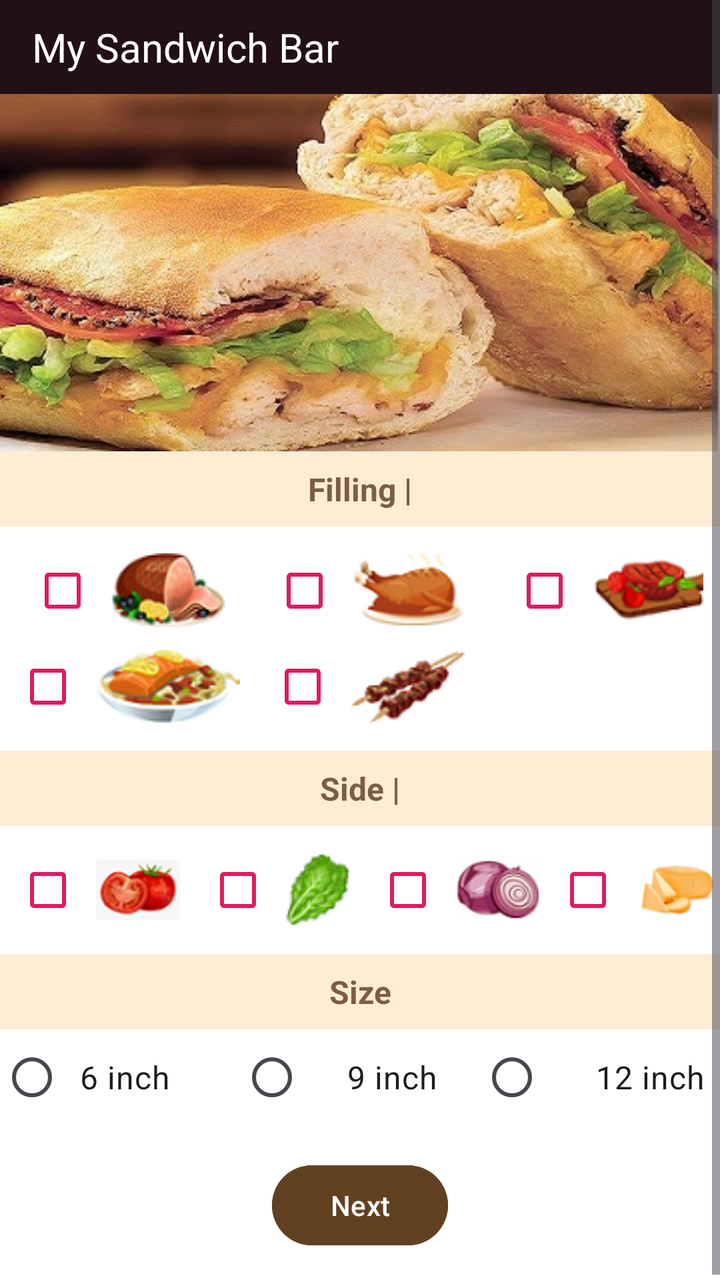
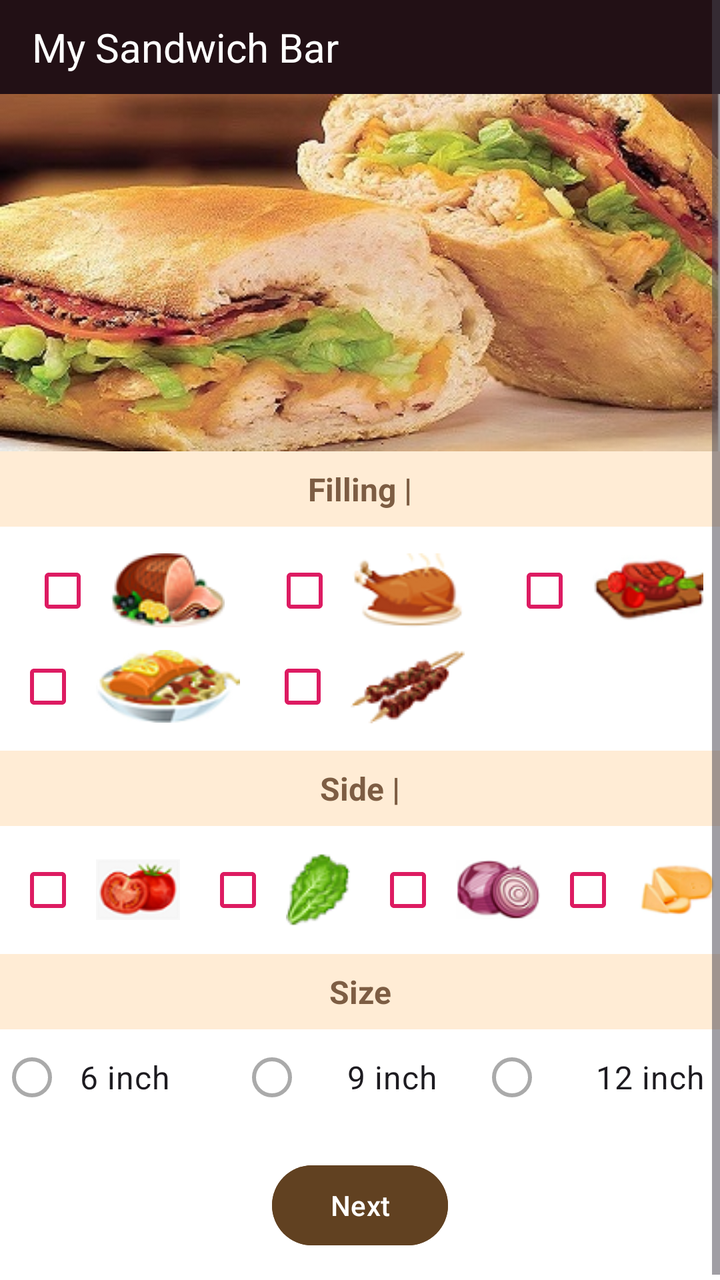

Screens rendered from an Android XML layout before and after an edit, with the pre-edit source and the edit as a unified diff.
<!-- AndroidManifest.xml: application theme Theme.COS30017Assignmemt3Task1 -->
<!-- res/layout/fragment_order_options.xml -->
<?xml version="1.0" encoding="utf-8"?>
<ScrollView xmlns:android="http://schemas.android.com/apk/res/android"
	android:layout_width="match_parent"
	android:layout_height="match_parent"
	android:background="@color/page_background"
	android:fillViewport="true">

	<LinearLayout
		android:layout_width="match_parent"
		android:layout_height="wrap_content"
		android:orientation="vertical">

		
		<TextView
			android:layout_width="match_parent"
			android:layout_height="wrap_content"
			android:background="@color/header_background"
			android:gravity="start|center_vertical"
			android:paddingStart="16dp"
			android:paddingTop="10dp"
			android:paddingBottom="10dp"
			android:text="@string/app_title"
			android:textColor="@color/header_text"
			android:textSize="20sp"
			android:textStyle="normal" />

		
		<ImageView
			android:layout_width="match_parent"
			android:layout_height="wrap_content"
			android:adjustViewBounds="true"
			android:contentDescription="@null"
			android:scaleType="fitCenter"
			android:src="@drawable/sandwiches" />

		

		<LinearLayout
			android:layout_width="match_parent"
			android:layout_height="wrap_content"
			android:orientation="vertical">

			
			<TextView
				android:id="@+id/fillingSelection"
				android:layout_width="match_parent"
				android:layout_height="wrap_content"
				android:background="@color/section_background"
				android:gravity="center"
				android:padding="8dp"
				android:text="@string/filling_selection"
				android:textColor="@color/section_text"
				android:textSize="16sp"
				android:textStyle="bold" />

			
			<LinearLayout
				android:layout_width="match_parent"
				android:layout_height="wrap_content"
				android:background="@color/page_background"
				android:orientation="vertical"
				android:paddingTop="8dp"
				android:paddingBottom="8dp">

				
				<LinearLayout
					android:layout_width="match_parent"
					android:layout_height="wrap_content"
					android:gravity="center"
					android:orientation="horizontal">

					
					<LinearLayout
						android:layout_width="0dp"
						android:layout_height="wrap_content"
						android:layout_weight="1"
						android:gravity="center"
						android:orientation="horizontal">

						<CheckBox
							android:id="@+id/checkHam"
							android:layout_width="wrap_content"
							android:layout_height="wrap_content"
							android:buttonTint="@color/option_color" />

						<ImageView
							android:layout_width="wrap_content"
							android:layout_height="37dp"
							android:adjustViewBounds="true"
							android:contentDescription="@string/content_ham"
							android:scaleType="fitCenter"
							android:src="@drawable/cut_ham_icon" />

					</LinearLayout>

					
					<LinearLayout
						android:layout_width="0dp"
						android:layout_height="wrap_content"
						android:layout_weight="1"
						android:gravity="center"
						android:orientation="horizontal">

						<CheckBox
							android:id="@+id/checkChicken"
							android:layout_width="wrap_content"
							android:layout_height="wrap_content"
							android:buttonTint="@color/option_color" />

						<ImageView
							android:layout_width="wrap_content"
							android:layout_height="37dp"
							android:adjustViewBounds="true"
							android:contentDescription="@string/content_chicken"
							android:scaleType="fitCenter"
							android:src="@drawable/chicken_icon" />

					</LinearLayout>

					
					<LinearLayout
						android:layout_width="0dp"
						android:layout_height="wrap_content"
						android:layout_weight="1"
						android:gravity="center"
						android:orientation="horizontal">

						<CheckBox
							android:id="@+id/checkBeef"
							android:layout_width="wrap_content"
							android:layout_height="wrap_content"
							android:buttonTint="@color/option_color" />

						<ImageView
							android:layout_width="wrap_content"
							android:layout_height="37dp"
							android:adjustViewBounds="true"
							android:contentDescription="@string/content_beef"
							android:scaleType="fitCenter"
							android:src="@drawable/beef_icon" />

					</LinearLayout>

				</LinearLayout>

				
				<LinearLayout
					android:layout_width="match_parent"
					android:layout_height="wrap_content"
					android:gravity="center"
					android:orientation="horizontal">

					
					<LinearLayout
						android:layout_width="0dp"
						android:layout_height="wrap_content"
						android:layout_weight="1"
						android:gravity="center"
						android:orientation="horizontal">

						<CheckBox
							android:id="@+id/checkSalmon"
							android:layout_width="wrap_content"
							android:layout_height="wrap_content"
							android:buttonTint="@color/option_color" />

						<ImageView
							android:layout_width="wrap_content"
							android:layout_height="37dp"
							android:adjustViewBounds="true"
							android:contentDescription="@string/content_salmon"
							android:scaleType="fitCenter"
							android:src="@drawable/salmon_icon" />

					</LinearLayout>

					
					<LinearLayout
						android:layout_width="0dp"
						android:layout_height="wrap_content"
						android:layout_weight="1"
						android:gravity="center"
						android:orientation="horizontal">

						<CheckBox
							android:id="@+id/checkKebab"
							android:layout_width="wrap_content"
							android:layout_height="wrap_content"
							android:buttonTint="@color/option_color" />

						<ImageView
							android:layout_width="wrap_content"
							android:layout_height="37dp"
							android:adjustViewBounds="true"
							android:contentDescription="@string/content_kebab"
							android:scaleType="fitCenter"
							android:src="@drawable/kebab_icon2" />

					</LinearLayout>

					
					<Space
						android:layout_width="0dp"
						android:layout_height="1dp"
						android:layout_weight="1" />

				</LinearLayout>

			</LinearLayout>

		</LinearLayout>

		

		<LinearLayout
			android:layout_width="match_parent"
			android:layout_height="wrap_content"
			android:orientation="vertical">

			
			<TextView
				android:id="@+id/sideSelection"
				android:layout_width="match_parent"
				android:layout_height="wrap_content"
				android:background="@color/section_background"
				android:gravity="center"
				android:padding="8dp"
				android:text="@string/side_selection"
				android:textColor="@color/section_text"
				android:textSize="16sp"
				android:textStyle="bold" />

			
			<LinearLayout
				android:layout_width="match_parent"
				android:layout_height="wrap_content"
				android:background="@color/page_background"
				android:gravity="center"
				android:orientation="horizontal"
				android:paddingTop="8dp"
				android:paddingBottom="8dp">

				
				<LinearLayout
					android:layout_width="0dp"
					android:layout_height="wrap_content"
					android:layout_weight="1"
					android:gravity="center"
					android:orientation="horizontal">

					<CheckBox
						android:id="@+id/checkTomato"
						android:layout_width="wrap_content"
						android:layout_height="wrap_content"
						android:buttonTint="@color/option_color" />

					<ImageView
						android:layout_width="wrap_content"
						android:layout_height="37dp"
						android:adjustViewBounds="true"
						android:contentDescription="@string/content_tomato"
						android:scaleType="fitCenter"
						android:src="@drawable/tomato_icon" />

				</LinearLayout>

				
				<LinearLayout
					android:layout_width="0dp"
					android:layout_height="wrap_content"
					android:layout_weight="1"
					android:gravity="center"
					android:orientation="horizontal">

					<CheckBox
						android:id="@+id/checkLettuce"
						android:layout_width="wrap_content"
						android:layout_height="wrap_content"
						android:buttonTint="@color/option_color" />

					<ImageView
						android:layout_width="wrap_content"
						android:layout_height="37dp"
						android:adjustViewBounds="true"
						android:contentDescription="@string/content_lettuce"
						android:scaleType="fitCenter"
						android:src="@drawable/lettuce_icon" />

				</LinearLayout>

				
				<LinearLayout
					android:layout_width="0dp"
					android:layout_height="wrap_content"
					android:layout_weight="1"
					android:gravity="center"
					android:orientation="horizontal">

					<CheckBox
						android:id="@+id/checkOnion"
						android:layout_width="wrap_content"
						android:layout_height="wrap_content"
						android:buttonTint="@color/option_color" />

					<ImageView
						android:layout_width="wrap_content"
						android:layout_height="37dp"
						android:adjustViewBounds="true"
						android:contentDescription="@string/content_onion"
						android:scaleType="fitCenter"
						android:src="@drawable/onion_icon" />

				</LinearLayout>

				
				<LinearLayout
					android:layout_width="0dp"
					android:layout_height="wrap_content"
					android:layout_weight="1"
					android:gravity="center"
					android:orientation="horizontal">

					<CheckBox
						android:id="@+id/checkCheese"
						android:layout_width="wrap_content"
						android:layout_height="wrap_content"
						android:buttonTint="@color/option_color" />

					<ImageView
						android:layout_width="wrap_content"
						android:layout_height="37dp"
						android:adjustViewBounds="true"
						android:contentDescription="@string/content_cheese"
						android:scaleType="fitCenter"
						android:src="@drawable/cheese_icon" />

				</LinearLayout>

			</LinearLayout>

		</LinearLayout>

		

		<LinearLayout
			android:layout_width="match_parent"
			android:layout_height="wrap_content"
			android:orientation="vertical">

			
			<TextView
				android:id="@+id/sizeSelection"
				android:layout_width="match_parent"
				android:layout_height="wrap_content"
				android:background="@color/section_background"
				android:gravity="center"
				android:padding="8dp"
				android:text="@string/size_selection"
				android:textColor="@color/section_text"
				android:textSize="16sp"
				android:textStyle="bold" />

			
			<RadioGroup
				android:id="@+id/radioSize"
				android:layout_width="match_parent"
				android:layout_height="wrap_content"
				android:background="@color/page_background"
				android:gravity="center_vertical"
				android:orientation="horizontal">

				
				<RadioButton
					android:id="@+id/radio6Inch"
					android:layout_width="0dp"
					android:layout_height="wrap_content"
					android:layout_weight="1"
					android:buttonTint="@color/total_text"
					android:gravity="start|center_vertical"
					android:paddingStart="8dp"
					android:text="@string/size_6_inch"
					android:textSize="16sp" />

				
				<RadioButton
					android:id="@+id/radio9Inch"
					android:layout_width="0dp"
					android:layout_height="wrap_content"
					android:layout_weight="1"
					android:buttonTint="@color/total_text"
					android:gravity="center"
					android:text="@string/size_9_inch"
					android:textSize="16sp" />

				
				<RadioButton
					android:id="@+id/radio12Inch"
					android:layout_width="0dp"
					android:layout_height="wrap_content"
					android:layout_weight="1"
					android:buttonTint="@color/total_text"
					android:gravity="end|center_vertical"
					android:paddingEnd="8dp"
					android:text="@string/size_12_inch"
					android:textSize="16sp" />

			</RadioGroup>

		</LinearLayout>

		<Button
			android:id="@+id/buttonNext"
			android:layout_width="wrap_content"
			android:layout_height="wrap_content"
			android:layout_gravity="center_horizontal"
			android:layout_marginTop="16dp"
			android:layout_marginBottom="16dp"
			android:backgroundTint="@color/total_text"
			android:textColor="@color/header_text"
			android:text="@string/next" />

	</LinearLayout>

</ScrollView>
<!-- resources referenced by this layout -->
<resources>
  <color name="header_background">#221015</color>
  <color name="header_text">#FFFFFF</color>
  <color name="option_color">#DD1B62</color>
  <color name="page_background">#FFFFFF</color>
  <color name="section_background">#FFECD5</color>
  <color name="section_text">#7D5D43</color>
  <color name="total_text">#614121</color>
  <!-- drawable beef_icon: png bitmap (drawable, 7162 bytes) -->
  <!-- drawable cheese_icon: png bitmap (drawable, 6614 bytes) -->
  <!-- drawable chicken_icon: png bitmap (drawable, 6839 bytes) -->
  <!-- drawable cut_ham_icon: png bitmap (drawable, 7904 bytes) -->
  <!-- drawable kebab_icon2: png bitmap (drawable, 5869 bytes) -->
  <!-- drawable lettuce_icon: png bitmap (drawable, 5529 bytes) -->
  <!-- drawable onion_icon: png bitmap (drawable, 7836 bytes) -->
  <!-- drawable salmon_icon: png bitmap (drawable, 6133 bytes) -->
  <!-- drawable sandwiches: jpg bitmap (drawable, 54225 bytes) -->
  <!-- drawable tomato_icon: png bitmap (drawable, 6981 bytes) -->
  <string name="app_title">My Sandwich Bar</string>
  <string name="content_beef">Beef Steak</string>
  <string name="content_cheese">Cheese</string>
  <string name="content_chicken">Roasted Chicken</string>
  <string name="content_ham">Ham</string>
  <string name="content_kebab">Kebab</string>
  <string name="content_lettuce">Lettuce</string>
  <string name="content_onion">Onion</string>
  <string name="content_salmon">Grilled Salmon</string>
  <string name="content_tomato">Tomato</string>
  <string name="filling_selection">Filling |</string>
  <string name="next">Next</string>
  <string name="side_selection">Side |</string>
  <string name="size_12_inch">12 inch</string>
  <string name="size_6_inch">6 inch</string>
  <string name="size_9_inch">9 inch</string>
  <string name="size_selection">Size</string>
  <style name="Theme.COS30017Assignmemt3Task1" parent="Base.Theme.COS30017Assignmemt3Task1" />
  <style name="Base.Theme.COS30017Assignmemt3Task1" parent="Theme.Material3.DayNight.NoActionBar">
  		
  		
  	</style>
</resources>

<!-- the commit's change to res/layout/fragment_order_options.xml (unified diff, before → after) -->
@@ -1,5 +1,6 @@
 <?xml version="1.0" encoding="utf-8"?>
 <ScrollView xmlns:android="http://schemas.android.com/apk/res/android"
+	xmlns:app="http://schemas.android.com/apk/res-auto"
 	android:layout_width="match_parent"
 	android:layout_height="match_parent"
 	android:background="@color/page_background"
@@ -375,7 +376,8 @@
 					android:layout_width="0dp"
 					android:layout_height="wrap_content"
 					android:layout_weight="1"
-					android:buttonTint="@color/total_text"
+					android:buttonTint="@color/radio_button_tint"
+					app:buttonTint="@color/radio_button_tint"
 					android:gravity="start|center_vertical"
 					android:paddingStart="8dp"
 					android:text="@string/size_6_inch"
@@ -387,7 +389,8 @@
 					android:layout_width="0dp"
 					android:layout_height="wrap_content"
 					android:layout_weight="1"
-					android:buttonTint="@color/total_text"
+					android:buttonTint="@color/radio_button_tint"
+					app:buttonTint="@color/radio_button_tint"
 					android:gravity="center"
 					android:text="@string/size_9_inch"
 					android:textSize="16sp" />
@@ -398,7 +401,8 @@
 					android:layout_width="0dp"
 					android:layout_height="wrap_content"
 					android:layout_weight="1"
-					android:buttonTint="@color/total_text"
+					android:buttonTint="@color/radio_button_tint"
+					app:buttonTint="@color/radio_button_tint"
 					android:gravity="end|center_vertical"
 					android:paddingEnd="8dp"
 					android:text="@string/size_12_inch"
